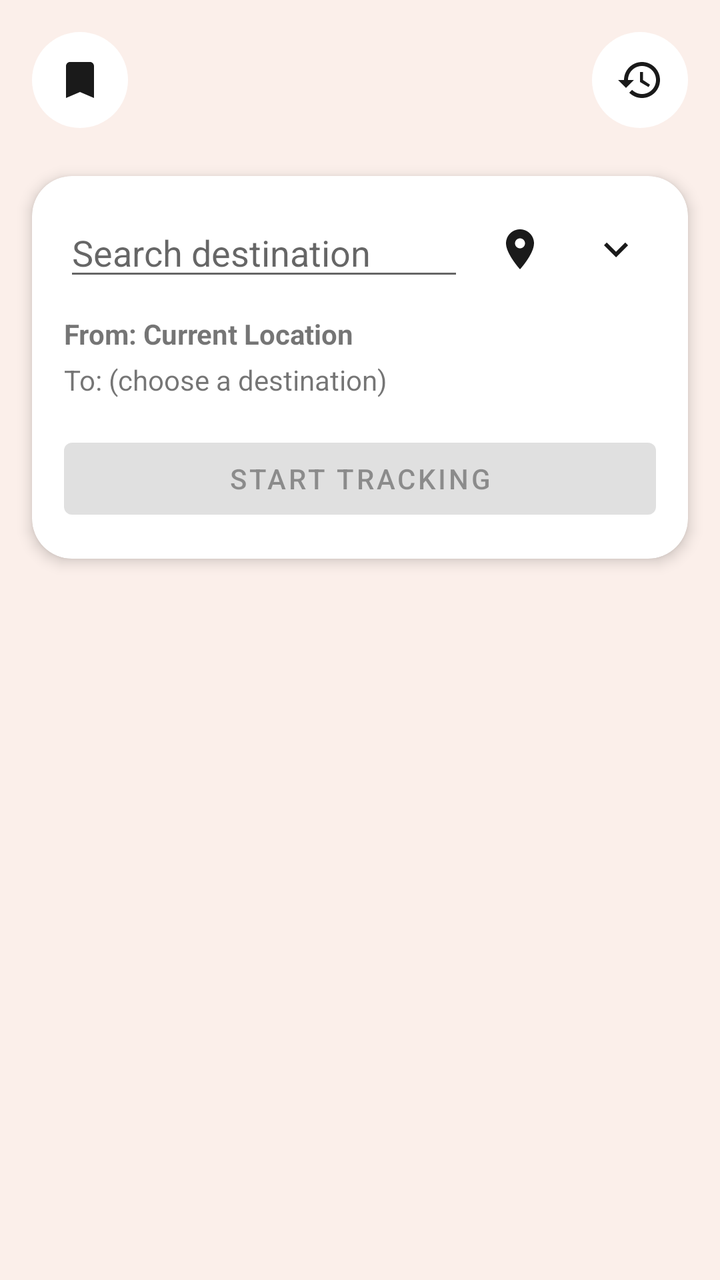
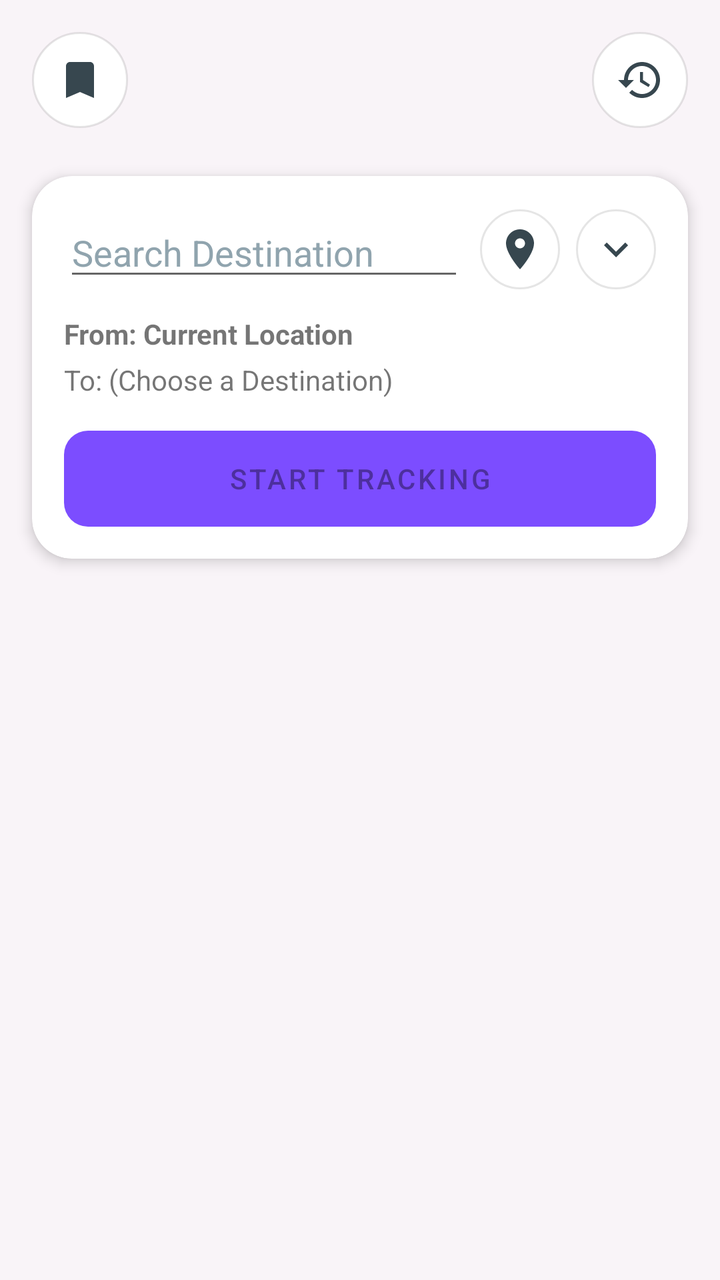

The first picture is an Android layout as it rendered before a commit; the second is the same layout after the commit. The layout source and the unified diff follow.
<!-- AndroidManifest.xml: application theme Theme.TrueDistance -->
<!-- res/layout/fragment_distance.xml -->
<?xml version="1.0" encoding="utf-8"?>
<androidx.constraintlayout.widget.ConstraintLayout
    xmlns:android="http://schemas.android.com/apk/res/android"
    xmlns:app="http://schemas.android.com/apk/res-auto"
    android:layout_width="match_parent"
    android:layout_height="match_parent"
    android:background="@color/background_soft">

    
    <TextView
        android:id="@+id/noInternetBanner"
        android:layout_width="0dp"
        android:layout_height="wrap_content"
        android:background="@color/accent_warm"
        android:padding="8dp"
        android:text="@string/no_internet_banner"
        android:textColor="@android:color/white"
        android:textAlignment="center"
        android:visibility="gone"
        app:layout_constraintTop_toTopOf="parent"
        app:layout_constraintStart_toStartOf="parent"
        app:layout_constraintEnd_toEndOf="parent" />

    <TextView
        android:id="@+id/noGpsBanner"
        android:layout_width="0dp"
        android:layout_height="wrap_content"
        android:background="@color/accent_warm"
        android:padding="8dp"
        android:text="@string/no_gps_banner"
        android:textColor="@android:color/white"
        android:textAlignment="center"
        android:clickable="true"
        android:focusable="true"
        android:visibility="gone"
        app:layout_constraintTop_toBottomOf="@id/noInternetBanner"
        app:layout_constraintStart_toStartOf="parent"
        app:layout_constraintEnd_toEndOf="parent" />

    <ImageButton
        android:id="@+id/savedLocationsButton"
        android:layout_width="48dp"
        android:layout_height="48dp"
        android:layout_marginTop="16dp"
        android:layout_marginStart="16dp"
        android:background="@drawable/bg_icon_chip"
        android:contentDescription="@string/saved_locations"
        android:src="@drawable/ic_bookmark"
        app:layout_constraintTop_toBottomOf="@id/noGpsBanner"
        app:layout_constraintStart_toStartOf="parent" />

    <ImageButton
        android:id="@+id/historyButton"
        android:layout_width="48dp"
        android:layout_height="48dp"
        android:layout_marginTop="16dp"
        android:layout_marginEnd="16dp"
        android:background="@drawable/bg_icon_chip"
        android:contentDescription="@string/distance_history"
        android:src="@drawable/ic_history"
        app:layout_constraintTop_toTopOf="parent"
        app:layout_constraintEnd_toEndOf="parent" />

    
    <androidx.cardview.widget.CardView
        android:id="@+id/locationCard"
        android:layout_width="0dp"
        android:layout_height="wrap_content"
        android:layout_marginTop="24dp"
        android:layout_marginHorizontal="16dp"
        app:cardCornerRadius="20dp"
        app:cardElevation="4dp"
        app:layout_constraintTop_toBottomOf="@id/savedLocationsButton"
        app:layout_constraintStart_toStartOf="parent"
        app:layout_constraintEnd_toEndOf="parent"
        app:layout_constraintWidth_max="480dp">

        <LinearLayout
            android:layout_width="match_parent"
            android:layout_height="wrap_content"
            android:orientation="vertical"
            android:padding="16dp">

            
            <LinearLayout
                android:layout_width="match_parent"
                android:layout_height="wrap_content"
                android:orientation="horizontal"
                android:gravity="center_vertical">

                <EditText
                    android:id="@+id/destinationSearchBox"
                    android:layout_width="0dp"
                    android:layout_height="wrap_content"
                    android:layout_weight="1"
                    android:hint="@string/search_destination_hint"
                    android:inputType="text"
                    android:importantForAutofill="no" />

                <ImageButton
                    android:id="@+id/mapPickButton"
                    android:layout_width="40dp"
                    android:layout_height="40dp"
                    android:layout_marginStart="8dp"
                    android:background="@drawable/bg_icon_chip"
                    android:contentDescription="@string/pick_on_map"
                    android:src="@drawable/ic_map_pin" />

                <ImageButton
                    android:id="@+id/savedLocationDropdown"
                    android:layout_width="40dp"
                    android:layout_height="40dp"
                    android:layout_marginStart="8dp"
                    android:background="@drawable/bg_icon_chip"
                    android:contentDescription="@string/saved_locations"
                    android:src="@drawable/ic_chevron_down" />
            </LinearLayout>

            <TextView
                android:id="@+id/fromLabel"
                android:layout_width="wrap_content"
                android:layout_height="wrap_content"
                android:layout_marginTop="12dp"
                android:text="@string/from_current_location"
                android:textStyle="bold" />

            <TextView
                android:id="@+id/toLabel"
                android:layout_width="wrap_content"
                android:layout_height="wrap_content"
                android:layout_marginTop="4dp"
                android:text="@string/to_choose_destination" />

            <Button
                android:id="@+id/startTrackingButton"
                android:layout_width="match_parent"
                android:layout_height="wrap_content"
                android:layout_marginTop="16dp"
                android:enabled="false"
                android:text="@string/start_tracking" />

        </LinearLayout>
    </androidx.cardview.widget.CardView>

</androidx.constraintlayout.widget.ConstraintLayout>
<!-- resources referenced by this layout -->
<resources>
  <color name="accent_warm">#E85D4B</color>
  <color name="background_soft">#FBEFEA</color>
  <!-- drawable bg_icon_chip (drawable) -->
  <?xml version="1.0" encoding="utf-8"?>
  <shape xmlns:android="http://schemas.android.com/apk/res/android" android:shape="oval">
      <solid android:color="@color/card_white" />
  </shape>
  <!-- drawable ic_bookmark (drawable) -->
  <?xml version="1.0" encoding="utf-8"?>
  <vector xmlns:android="http://schemas.android.com/apk/res/android"
      android:width="24dp"
      android:height="24dp"
      android:viewportWidth="24"
      android:viewportHeight="24"
      android:tint="@color/text_primary">
      <path
          android:fillColor="@android:color/white"
          android:pathData="M17,3H7C5.9,3 5,3.9 5,5v16l7,-3l7,3V5C19,3.9 18.1,3 17,3z" />
  </vector>
  <string name="distance_history">Distance History</string>
  <string name="from_current_location">From: Current Location</string>
  <string name="no_gps_banner">Location is off — tap to enable</string>
  <string name="no_internet_banner">No internet connection — search and map require internet</string>
  <string name="pick_on_map">Pick on map</string>
  <string name="saved_locations">Saved Locations</string>
  <string name="search_destination_hint">Search destination</string>
  <string name="start_tracking">Start Tracking</string>
  <string name="to_choose_destination">To: (choose a destination)</string>
  <style name="Theme.TrueDistance" parent="Theme.MaterialComponents.DayNight.NoActionBar">
          <item name="colorPrimary">@color/accent_warm</item>
          <item name="android:windowBackground">@color/background_soft</item>
      </style>
  <color name="card_white">#FFFFFF</color>
  <color name="text_primary">#1A1A1A</color>
  <!-- unchanged entries left out for length: 3 -->
</resources>

<!-- the commit's change to res/layout/fragment_distance.xml (unified diff, before → after) -->
@@ -1,145 +1,151 @@
 <?xml version="1.0" encoding="utf-8"?>
-<androidx.constraintlayout.widget.ConstraintLayout
-    xmlns:android="http://schemas.android.com/apk/res/android"
+<ScrollView xmlns:android="http://schemas.android.com/apk/res/android"
     xmlns:app="http://schemas.android.com/apk/res-auto"
     android:layout_width="match_parent"
     android:layout_height="match_parent"
-    android:background="@color/background_soft">
+    android:background="@color/background_soft"
+    android:fillViewport="true">
 
-    
-    <TextView
-        android:id="@+id/noInternetBanner"
-        android:layout_width="0dp"
-        android:layout_height="wrap_content"
-        android:background="@color/accent_warm"
-        android:padding="8dp"
-        android:text="@string/no_internet_banner"
-        android:textColor="@android:color/white"
-        android:textAlignment="center"
-        android:visibility="gone"
-        app:layout_constraintTop_toTopOf="parent"
-        app:layout_constraintStart_toStartOf="parent"
-        app:layout_constraintEnd_toEndOf="parent" />
+    <androidx.constraintlayout.widget.ConstraintLayout
+        android:layout_width="match_parent"
+        android:layout_height="wrap_content">
 
-    <TextView
-        android:id="@+id/noGpsBanner"
-        android:layout_width="0dp"
-        android:layout_height="wrap_content"
-        android:background="@color/accent_warm"
-        android:padding="8dp"
-        android:text="@string/no_gps_banner"
-        android:textColor="@android:color/white"
-        android:textAlignment="center"
-        android:clickable="true"
-        android:focusable="true"
-        android:visibility="gone"
-        app:layout_constraintTop_toBottomOf="@id/noInternetBanner"
-        app:layout_constraintStart_toStartOf="parent"
-        app:layout_constraintEnd_toEndOf="parent" />
+        
+        <TextView
+            android:id="@+id/noInternetBanner"
+            android:layout_width="0dp"
+            android:layout_height="wrap_content"
+            android:background="@color/accent_warm"
+            android:padding="8dp"
+            android:text="@string/no_internet_banner"
+            android:textColor="@android:color/white"
+            android:textAlignment="center"
+            android:visibility="gone"
+            app:layout_constraintTop_toTopOf="parent"
+            app:layout_constraintStart_toStartOf="parent"
+            app:layout_constraintEnd_toEndOf="parent" />
 
-    <ImageButton
-        android:id="@+id/savedLocationsButton"
-        android:layout_width="48dp"
-        android:layout_height="48dp"
-        android:layout_marginTop="16dp"
-        android:layout_marginStart="16dp"
-        android:background="@drawable/bg_icon_chip"
-        android:contentDescription="@string/saved_locations"
-        android:src="@drawable/ic_bookmark"
-        app:layout_constraintTop_toBottomOf="@id/noGpsBanner"
-        app:layout_constraintStart_toStartOf="parent" />
+        <TextView
+            android:id="@+id/noGpsBanner"
+            android:layout_width="0dp"
+            android:layout_height="wrap_content"
+            android:background="@color/accent_warm"
+            android:padding="8dp"
+            android:text="@string/no_gps_banner"
+            android:textColor="@android:color/white"
+            android:textAlignment="center"
+            android:clickable="true"
+            android:focusable="true"
+            android:visibility="gone"
+            app:layout_constraintTop_toBottomOf="@id/noInternetBanner"
+            app:layout_constraintStart_toStartOf="parent"
+            app:layout_constraintEnd_toEndOf="parent" />
 
-    <ImageButton
-        android:id="@+id/historyButton"
-        android:layout_width="48dp"
-        android:layout_height="48dp"
-        android:layout_marginTop="16dp"
-        android:layout_marginEnd="16dp"
-        android:background="@drawable/bg_icon_chip"
-        android:contentDescription="@string/distance_history"
-        android:src="@drawable/ic_history"
-        app:layout_constraintTop_toTopOf="parent"
-        app:layout_constraintEnd_toEndOf="parent" />
+        <ImageButton
+            android:id="@+id/savedLocationsButton"
+            android:layout_width="48dp"
+            android:layout_height="48dp"
+            android:layout_marginTop="16dp"
+            android:background="@drawable/bg_icon_chip"
+            android:contentDescription="@string/saved_locations"
+            android:src="@drawable/ic_bookmark"
+            app:layout_constraintTop_toBottomOf="@id/noGpsBanner"
+            app:layout_constraintStart_toStartOf="@id/locationCard" />
 
-    
-    <androidx.cardview.widget.CardView
-        android:id="@+id/locationCard"
-        android:layout_width="0dp"
-        android:layout_height="wrap_content"
-        android:layout_marginTop="24dp"
-        android:layout_marginHorizontal="16dp"
-        app:cardCornerRadius="20dp"
-        app:cardElevation="4dp"
-        app:layout_constraintTop_toBottomOf="@id/savedLocationsButton"
-        app:layout_constraintStart_toStartOf="parent"
-        app:layout_constraintEnd_toEndOf="parent"
-        app:layout_constraintWidth_max="480dp">
+        <ImageButton
+            android:id="@+id/historyButton"
+            android:layout_width="48dp"
+            android:layout_height="48dp"
+            android:layout_marginTop="16dp"
+            android:background="@drawable/bg_icon_chip"
+            android:contentDescription="@string/distance_history"
+            android:src="@drawable/ic_history"
+            app:layout_constraintTop_toBottomOf="@id/noGpsBanner"
+            app:layout_constraintEnd_toEndOf="@id/locationCard" />
 
-        <LinearLayout
-            android:layout_width="match_parent"
+        
+        <androidx.cardview.widget.CardView
+            android:id="@+id/locationCard"
+            android:layout_width="0dp"
             android:layout_height="wrap_content"
-            android:orientation="vertical"
-            android:padding="16dp">
+            android:layout_marginTop="24dp"
+            android:layout_marginHorizontal="16dp"
+            app:cardCornerRadius="20dp"
+            app:cardElevation="4dp"
+            app:layout_constraintTop_toBottomOf="@id/savedLocationsButton"
+            app:layout_constraintStart_toStartOf="parent"
+            app:layout_constraintEnd_toEndOf="parent"
+            app:layout_constraintWidth_max="600dp">
 
-            
             <LinearLayout
                 android:layout_width="match_parent"
                 android:layout_height="wrap_content"
-                android:orientation="horizontal"
-                android:gravity="center_vertical">
+                android:orientation="vertical"
+                android:padding="16dp">
 
-                <EditText
-                    android:id="@+id/destinationSearchBox"
-                    android:layout_width="0dp"
+                
+                <LinearLayout
+                    android:layout_width="match_parent"
                     android:layout_height="wrap_content"
-                    android:layout_weight="1"
-                    android:hint="@string/search_destination_hint"
-                    android:inputType="text"
-                    android:importantForAutofill="no" />
+                    android:orientation="horizontal"
+                    android:gravity="center_vertical">
 
-                <ImageButton
-                    android:id="@+id/mapPickButton"
-                    android:layout_width="40dp"
-                    android:layout_height="40dp"
-                    android:layout_marginStart="8dp"
-                    android:background="@drawable/bg_icon_chip"
-                    android:contentDescription="@string/pick_on_map"
-                    android:src="@drawable/ic_map_pin" />
+                    <AutoCompleteTextView
+                        android:id="@+id/destinationSearchBox"
+                        android:layout_width="0dp"
+                        android:layout_height="wrap_content"
+                        android:layout_weight="1"
+                        android:hint="@string/search_destination_hint"
+                        android:inputType="text"
+                        android:completionThreshold="1"
+                        android:textColor="@color/text_primary"
+                        android:textColorHint="@color/text_secondary"
+                        android:importantForAutofill="no" />
 
-                <ImageButton
-                    android:id="@+id/savedLocationDropdown"
-                    android:layout_width="40dp"
-                    android:layout_height="40dp"
-                    android:layout_marginStart="8dp"
-                    android:background="@drawable/bg_icon_chip"
-                    android:contentDescription="@string/saved_locations"
-                    android:src="@drawable/ic_chevron_down" />
+                    <ImageButton
+                        android:id="@+id/mapPickButton"
+                        android:layout_width="40dp"
+                        android:layout_height="40dp"
+                        android:layout_marginStart="8dp"
+                        android:background="@drawable/bg_icon_chip"
+                        android:contentDescription="@string/pick_on_map"
+                        android:src="@drawable/ic_map_pin" />
+
+                    <ImageButton
+                        android:id="@+id/savedLocationDropdown"
+                        android:layout_width="40dp"
+                        android:layout_height="40dp"
+                        android:layout_marginStart="8dp"
+                        android:background="@drawable/bg_icon_chip"
+                        android:contentDescription="@string/saved_locations"
+                        android:src="@drawable/ic_chevron_down" />
+                </LinearLayout>
+
+                <TextView
+                    android:id="@+id/fromLabel"
+                    android:layout_width="wrap_content"
+                    android:layout_height="wrap_content"
+                    android:layout_marginTop="12dp"
+                    android:text="@string/from_current_location"
+                    android:textStyle="bold" />
+
+                <TextView
+                    android:id="@+id/toLabel"
+                    android:layout_width="wrap_content"
+                    android:layout_height="wrap_content"
+                    android:layout_marginTop="4dp"
+                    android:text="@string/to_choose_destination" />
+
+                <Button
+                    android:id="@+id/startTrackingButton"
+                    android:layout_width="match_parent"
+                    android:layout_height="wrap_content"
+                    android:layout_marginTop="16dp"
+                    android:enabled="false"
+                    android:text="@string/start_tracking" />
+
             </LinearLayout>
+        </androidx.cardview.widget.CardView>
 
-            <TextView
-                android:id="@+id/fromLabel"
-                android:layout_width="wrap_content"
-                android:layout_height="wrap_content"
-                android:layout_marginTop="12dp"
-                android:text="@string/from_current_location"
-                android:textStyle="bold" />
-
-            <TextView
-                android:id="@+id/toLabel"
-                android:layout_width="wrap_content"
-                android:layout_height="wrap_content"
-                android:layout_marginTop="4dp"
-                android:text="@string/to_choose_destination" />
-
-            <Button
-                android:id="@+id/startTrackingButton"
-                android:layout_width="match_parent"
-                android:layout_height="wrap_content"
-                android:layout_marginTop="16dp"
-                android:enabled="false"
-                android:text="@string/start_tracking" />
-
-        </LinearLayout>
-    </androidx.cardview.widget.CardView>
-
-</androidx.constraintlayout.widget.ConstraintLayout>
+    </androidx.constraintlayout.widget.ConstraintLayout>
+</ScrollView>
<!-- resource entries referenced after the edit -->
@@ -1,11 +1,12 @@
 <!-- resources referenced by this layout -->
 <resources>
-  <color name="accent_warm">#E85D4B</color>
-  <color name="background_soft">#FBEFEA</color>
+  <color name="accent_warm">#7C4DFF</color>
+  <color name="background_soft">#F9F4F8</color>
   <!-- drawable bg_icon_chip (drawable) -->
   <?xml version="1.0" encoding="utf-8"?>
   <shape xmlns:android="http://schemas.android.com/apk/res/android" android:shape="oval">
       <solid android:color="@color/card_white" />
+      <stroke android:width="1dp" android:color="#1A000000" />
   </shape>
   <!-- drawable ic_bookmark (drawable) -->
   <?xml version="1.0" encoding="utf-8"?>
@@ -21,19 +22,55 @@
   </vector>
   <string name="distance_history">Distance History</string>
   <string name="from_current_location">From: Current Location</string>
-  <string name="no_gps_banner">Location is off — tap to enable</string>
-  <string name="no_internet_banner">No internet connection — search and map require internet</string>
-  <string name="pick_on_map">Pick on map</string>
+  <string name="no_gps_banner">Location is off — Tap to enable</string>
+  <string name="no_internet_banner">No Internet Connection — Search and Map require Internet</string>
+  <string name="pick_on_map">Pick on Map</string>
   <string name="saved_locations">Saved Locations</string>
-  <string name="search_destination_hint">Search destination</string>
+  <string name="search_destination_hint">Search Destination</string>
   <string name="start_tracking">Start Tracking</string>
-  <string name="to_choose_destination">To: (choose a destination)</string>
+  <string name="to_choose_destination">To: (Choose a Destination)</string>
   <style name="Theme.TrueDistance" parent="Theme.MaterialComponents.DayNight.NoActionBar">
-          <item name="colorPrimary">@color/accent_warm</item>
+          <item name="colorPrimary">@color/primary_violet</item>
+          <item name="colorPrimaryVariant">@color/primary_violet</item>
+          <item name="colorSecondary">@color/primary_lavender</item>
           <item name="android:windowBackground">@color/background_soft</item>
+  
+          
+          <item name="materialAlertDialogTheme">@style/Theme.TrueDistance.Dialog</item>
+  
+          
+          <item name="materialButtonStyle">@style/Widget.App.Button</item>
+          <item name="bottomNavigationStyle">@style/Widget.App.BottomNavigationView</item>
       </style>
   <color name="card_white">#FFFFFF</color>
-  <color name="text_primary">#1A1A1A</color>
+  <color name="primary_violet">#7C4DFF</color>
+  <color name="primary_lavender">#E1BEE7</color>
+  <style name="Theme.TrueDistance.Dialog" parent="ThemeOverlay.MaterialComponents.MaterialAlertDialog">
+          <item name="shapeAppearanceOverlay">@style/ShapeAppearance.App.Dialog</item>
+          <item name="android:background">@color/card_white</item>
+          <item name="buttonBarPositiveButtonStyle">@style/Widget.App.Button.Text</item>
+          <item name="buttonBarNegativeButtonStyle">@style/Widget.App.Button.Text</item>
+      </style>
+  <style name="Widget.App.Button" parent="Widget.MaterialComponents.Button">
+          <item name="cornerRadius">12dp</item>
+          <item name="backgroundTint">@color/primary_violet</item>
+          <item name="android:insetTop">0dp</item>
+          <item name="android:insetBottom">0dp</item>
+      </style>
+  <style name="Widget.App.BottomNavigationView" parent="Widget.MaterialComponents.BottomNavigationView">
+          <item name="itemIconTint">@color/nav_item_color_state</item>
+          <item name="itemTextColor">@color/nav_item_color_state</item>
+          <item name="backgroundTint">@null</item>
+          <item name="elevation">8dp</item>
+      </style>
+  <style name="ShapeAppearance.App.Dialog" parent="">
+          <item name="cornerSize">24dp</item>
+      </style>
+  <style name="Widget.App.Button.Text" parent="Widget.MaterialComponents.Button.TextButton">
+          <item name="android:textColor">@color/primary_violet</item>
+      </style>
+  <color name="text_primary">#37474F</color>
+  <color name="text_secondary">#90A4AE</color>
   <!-- unchanged entries left out for length: 3 -->
 </resources>
 
